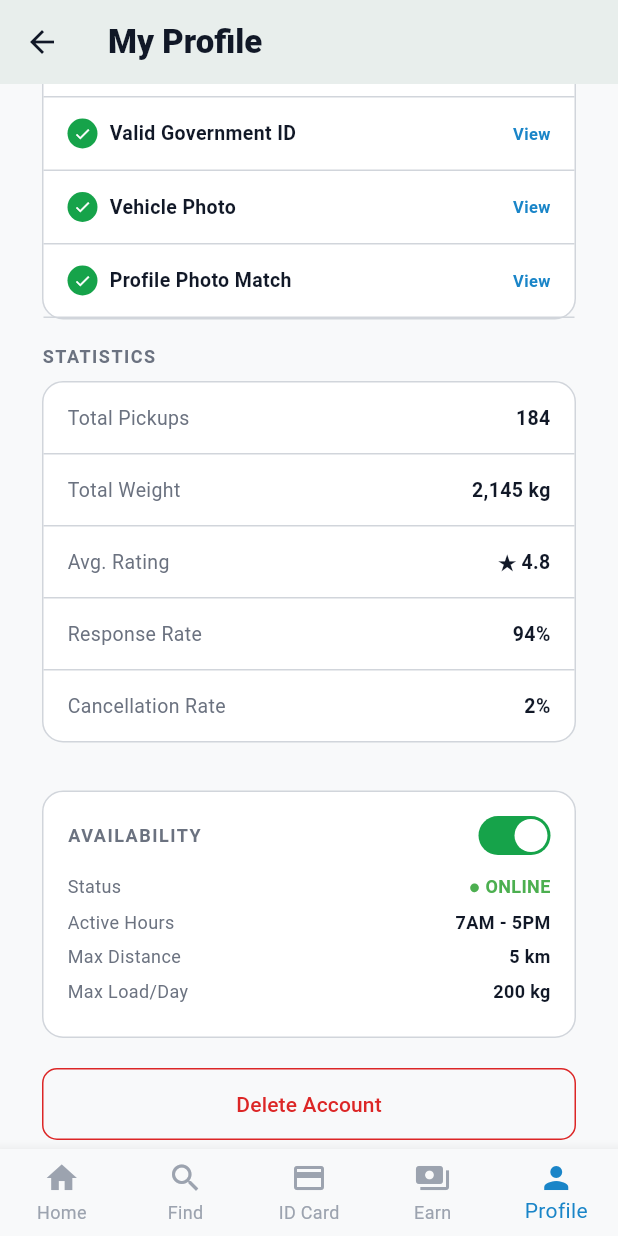
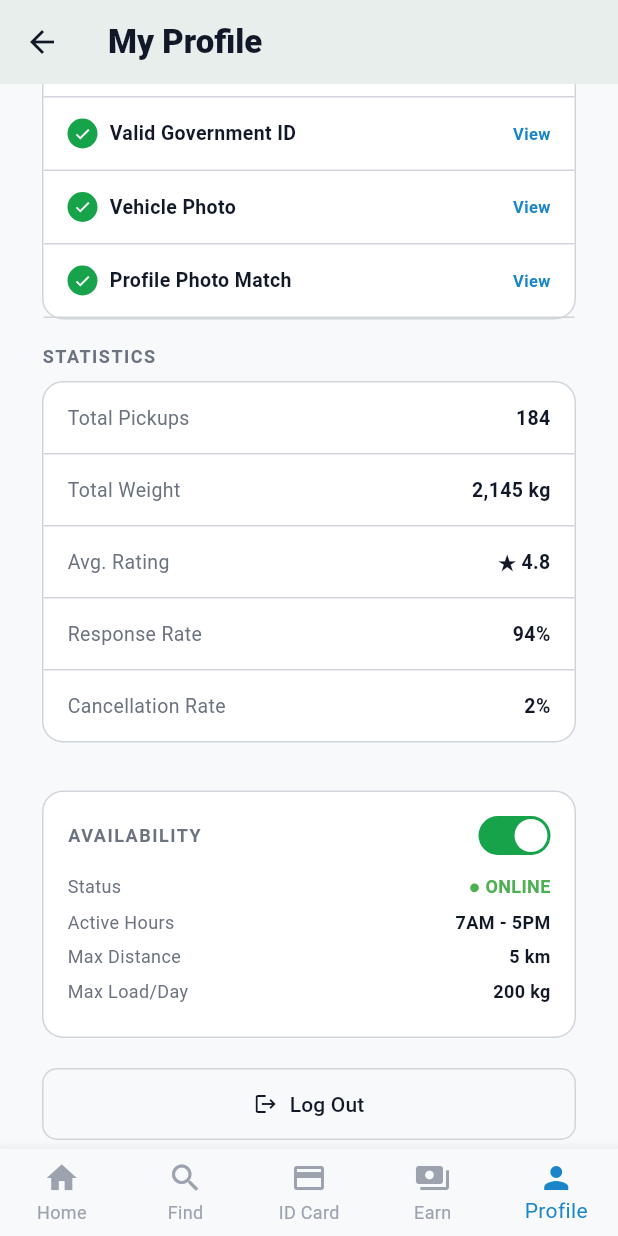
Before and after one commit to madarax092/kilotap, a Flutter app: the CollectorProfileScreen screen opened by its route, scrolled down 576 dp, on a phone screen of 412 x 824 dp. Run offline on Flutter 3.47's test engine with Material 3 defaults, Android fonts, the phone set to English and light mode, and no system bars; our stand-ins replace cloud_firestore, firebase_auth, firebase_core, google_fonts, google_sign_in, shared_preferences; accounts and stored records are empty; generated files the repository leaves out were written again; Roboto replaces fonts that are missing (Arial).

Commit message:
feat: logout button on all profiles + admin (with confirmation dialog)

```diff
--- a/lib/screens/admin_dashboard.dart
+++ b/lib/screens/admin_dashboard.dart
@@ -11,6 +11,7 @@ class AdminDashboard extends StatelessWidget {
         backgroundColor: AppColors.canvas, elevation: 0,
         title: const Text('Admin Panel', style: TextStyle(color: AppColors.textPrimary, fontWeight: FontWeight.w800)),
         actions: [
+          IconButton(icon: const Icon(Icons.logout, size: 18, color: AppColors.textSecondary), tooltip: 'Log Out', onPressed: () => _confirmLogout(context)),
           Container(
             margin: const EdgeInsets.only(right: 16),
             padding: const EdgeInsets.symmetric(horizontal: 8, vertical: 3),
@@ -144,7 +145,18 @@ class _ReportCard extends StatelessWidget {
         Text(meta, style: const TextStyle(fontSize: 10, color: AppColors.textSecondary)),
         const SizedBox(height: 6),
         Container(padding: const EdgeInsets.symmetric(horizontal: 8, vertical: 3), decoration: BoxDecoration(color: urgent ? AppColors.warning.withOpacity(0.1) : AppColors.success.withOpacity(0.1), borderRadius: BorderRadius.circular(6)), child: Text(status, style: TextStyle(fontSize: 9, fontWeight: FontWeight.w700, color: urgent ? AppColors.warning : AppColors.success))),
-      ]),
-    );
-  }
-}
+ ]),
+ );
+ }
+ }
+
+ void _confirmLogout(BuildContext context) {
+ showDialog(context: context, builder: (ctx) => AlertDialog(
+ title: const Text('Log Out'),
+ content: const Text('Are you sure you want to log out?'),
+ actions: [
+ TextButton(onPressed: () => Navigator.pop(ctx), child: const Text('Cancel')),
+ TextButton(onPressed: () => Navigator.pushNamedAndRemoveUntil(context, '/', (r) => false), child: const Text('Log Out', style: TextStyle(color: AppColors.error))),
+ ],
+ ));
+ }
--- a/lib/screens/collector_profile_screen.dart
+++ b/lib/screens/collector_profile_screen.dart
@@ -72,6 +72,13 @@ class CollectorProfileScreen extends StatelessWidget {
           ]),
         ),
         const SizedBox(height: 20),
+        // Log Out — neutral, at bottom
+        OutlinedButton(
+          style: OutlinedButton.styleFrom(foregroundColor: AppColors.textPrimary, side: const BorderSide(color: AppColors.divider), shape: RoundedRectangleBorder(borderRadius: BorderRadius.circular(10)), padding: const EdgeInsets.symmetric(vertical: 14)),
+          onPressed: () => _confirmLogout(context),
+          child: const Row(mainAxisAlignment: MainAxisAlignment.center, children: [Icon(Icons.logout, size: 16), SizedBox(width: 8), Text('Log Out')]),
+        ),
+        const SizedBox(height: 8),
         // Delete
         OutlinedButton(
           style: OutlinedButton.styleFrom(foregroundColor: AppColors.error, side: const BorderSide(color: AppColors.error), shape: RoundedRectangleBorder(borderRadius: BorderRadius.circular(10)), padding: const EdgeInsets.symmetric(vertical: 14)),
@@ -93,6 +100,17 @@ class CollectorProfileScreen extends StatelessWidget {
       ),
     );
   }
+}
+
+void _confirmLogout(BuildContext context) {
+  showDialog(context: context, builder: (ctx) => AlertDialog(
+    title: const Text('Log Out'),
+    content: const Text('Are you sure you want to log out?'),
+    actions: [
+      TextButton(onPressed: () => Navigator.pop(ctx), child: const Text('Cancel')),
+      TextButton(onPressed: () => Navigator.pushNamedAndRemoveUntil(context, '/', (r) => false), child: const Text('Log Out', style: TextStyle(color: AppColors.error))),
+    ],
+  ));
 }
 
 class _Badge extends StatelessWidget {
--- a/lib/screens/household_profile_screen.dart
+++ b/lib/screens/household_profile_screen.dart
@@ -14,11 +14,29 @@ class HouseholdProfileScreen extends StatelessWidget {
       _buildSection('PREFERENCES', [('Default Pickup', 'ASAP'), ('Preferred Time', 'Morning 8-12PM'), ('Notifications', 'Push + SMS'), ('Language', 'Bisaya / English')]),
       _buildSection('STATISTICS', [('Total Pickups', '16'), ('Total Weight', '87.3 kg'), ('Favorite Collector', 'Juan (6 pickups)'), ('Carbon Saved', '~42 kg CO2e')]),
       const SizedBox(height: 20),
+      // Log Out — neutral, at bottom, won't be pressed accidentally
+      OutlinedButton(
+        style: OutlinedButton.styleFrom(foregroundColor: AppColors.textPrimary, side: const BorderSide(color: AppColors.divider), shape: RoundedRectangleBorder(borderRadius: BorderRadius.circular(10)), padding: const EdgeInsets.symmetric(vertical: 14)),
+        onPressed: () => _confirmLogout(context),
+        child: const Row(mainAxisAlignment: MainAxisAlignment.center, children: [Icon(Icons.logout, size: 16), SizedBox(width: 8), Text('Log Out')]),
+      ),
+      const SizedBox(height: 8),
       OutlinedButton(style: OutlinedButton.styleFrom(foregroundColor: AppColors.error, side: const BorderSide(color: AppColors.error), shape: RoundedRectangleBorder(borderRadius: BorderRadius.circular(10)), padding: const EdgeInsets.symmetric(vertical: 14)), onPressed: () {}, child: const Text('Delete Account')),
       const SizedBox(height: 30),
     ]),
     bottomNavigationBar: BottomNavigationBar(currentIndex: 3, selectedItemColor: AppColors.sellerGreen, unselectedItemColor: AppColors.textMuted, backgroundColor: AppColors.canvas, type: BottomNavigationBarType.fixed, items: const [BottomNavigationBarItem(icon: Icon(Icons.home), label: 'Home'), BottomNavigationBarItem(icon: Icon(Icons.camera_alt), label: 'Sell'), BottomNavigationBarItem(icon: Icon(Icons.list_alt), label: 'Pickups'), BottomNavigationBarItem(icon: Icon(Icons.person), label: 'Profile')]),
-  );
+  ));
+
+  void _confirmLogout(BuildContext context) {
+  showDialog(context: context, builder: (ctx) => AlertDialog(
+    title: const Text('Log Out'),
+    content: const Text('Are you sure you want to log out?'),
+    actions: [
+      TextButton(onPressed: () => Navigator.pop(ctx), child: const Text('Cancel')),
+      TextButton(onPressed: () => Navigator.pushNamedAndRemoveUntil(context, '/', (r) => false), child: const Text('Log Out', style: TextStyle(color: AppColors.error))),
+    ],
+  ));
+  }
 
   Widget _buildSection(String title, List<(String, String)> rows) {
     return Padding(
```
